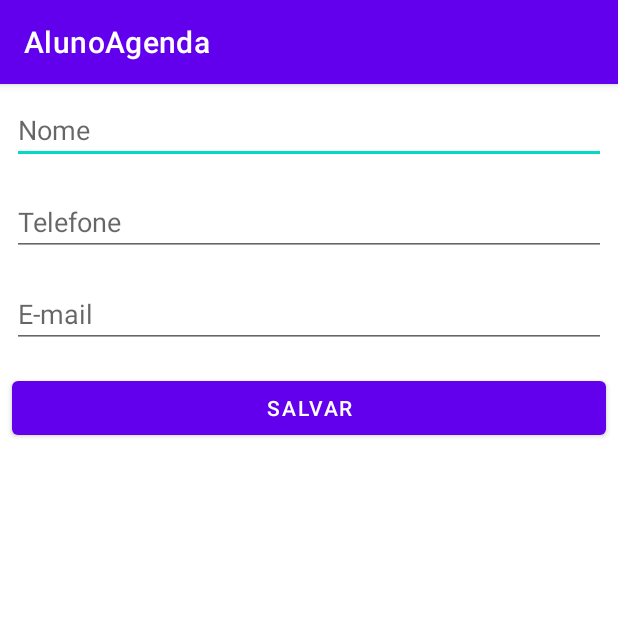
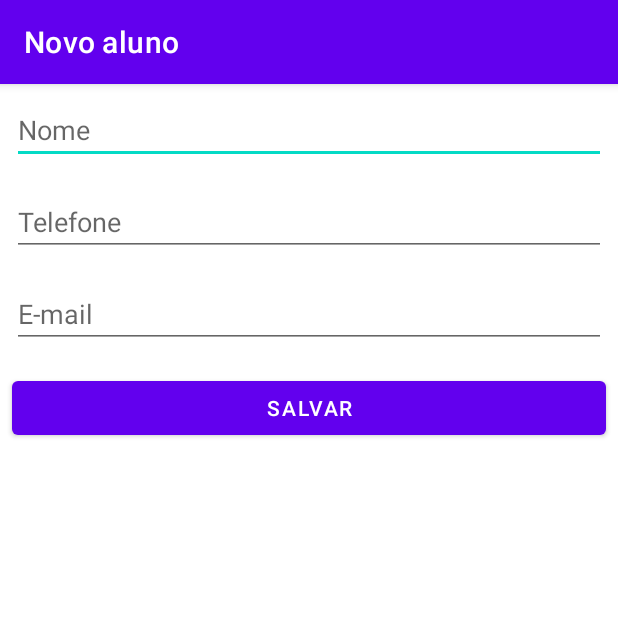
Before and after one commit to Robsonm95/AgendaAluno, an Android app: the screen it shows after launch (FormularioAlunoActivity), after a tap on an icon or button, on a phone screen of 412 x 824 dp, the top half of it. Run offline under Robolectric (Android 15) with nearby library versions, the phone set to English and light mode, and no system bars.

Commit message:
Refatoracao de codigo

```diff
--- a/app/src/main/java/com/robsonmm/alunoagenda/dao/AlunoDAO.java
+++ b/app/src/main/java/com/robsonmm/alunoagenda/dao/AlunoDAO.java
@@ -8,7 +8,8 @@ import java.util.List;
 public class AlunoDAO {
 
     private final static List<Aluno> alunos = new ArrayList<>();
-    public void salva(Aluno aluno) {
+
+    public void save(Aluno aluno) {
         alunos.add(aluno);
     }
 
--- a/app/src/main/java/com/robsonmm/alunoagenda/model/Aluno.java
+++ b/app/src/main/java/com/robsonmm/alunoagenda/model/Aluno.java
@@ -6,9 +6,9 @@ public class Aluno {
     private final String email;
 
     public Aluno(String nome, String telefone, String email) {
-        this.nome=nome;
-        this.telefone=telefone;
-        this.email=email;
+        this.nome = nome;
+        this.telefone = telefone;
+        this.email = email;
     }
 
     @Override
--- a/app/src/main/java/com/robsonmm/alunoagenda/ui/activity/FormularioAlunoActivity.java
+++ b/app/src/main/java/com/robsonmm/alunoagenda/ui/activity/FormularioAlunoActivity.java
@@ -1,12 +1,11 @@
 package com.robsonmm.alunoagenda.ui.activity;
 
-import androidx.appcompat.app.AppCompatActivity;
-
-import android.content.Intent;
 import android.os.Bundle;
 import android.view.View;
 import android.widget.Button;
 import android.widget.EditText;
+
+import androidx.appcompat.app.AppCompatActivity;
 
 import com.robsonmm.alunoagenda.R;
 import com.robsonmm.alunoagenda.dao.AlunoDAO;
@@ -14,31 +13,51 @@ import com.robsonmm.alunoagenda.model.Aluno;
 
 public class FormularioAlunoActivity extends AppCompatActivity {
 
+
+    public static final String TITULO_APPBAR = "Novo aluno";
+    private EditText campoNome;
+    private EditText campoTelefone;
+    private EditText campoEmail;
+    private AlunoDAO dao = new AlunoDAO();
+
     @Override
     protected void onCreate(Bundle savedInstanceState) {
         super.onCreate(savedInstanceState);
         setContentView(R.layout.activity_formulario_aluno);
+        setTitle(TITULO_APPBAR);
+        inicializacaoDoCampos();
+        configuraBotaoSalvar();
+    }
 
-        AlunoDAO dao = new AlunoDAO();
-
-        final EditText campoNome = findViewById(R.id.activity_formulario_aluno_nome);
-        final EditText campoTelefone = findViewById(R.id.activity_formulario_aluno_telefone);
-        final EditText campoEmail = findViewById(R.id.activity_formulario_aluno_email);
-
-
+    private void configuraBotaoSalvar() {
         Button botaoSalvar = findViewById(R.id.activity_formulario_aluno_botao_salvar);
         botaoSalvar.setOnClickListener(new View.OnClickListener() {
             @Override
             public void onClick(View v) {
-                String nome = campoNome.getText().toString();
-                String email = campoEmail.getText().toString();
-                String telefone = campoTelefone.getText().toString();
-
-                Aluno aluno = new Aluno(nome, telefone, email);
-                dao.salva(aluno);
-
-                finish();
+                Aluno aluno = criaAluno();
+                salva(aluno);
             }
         });
     }
+
+    private void inicializacaoDoCampos() {
+        campoNome = findViewById(R.id.activity_formulario_aluno_nome);
+        campoTelefone = findViewById(R.id.activity_formulario_aluno_telefone);
+        campoEmail = findViewById(R.id.activity_formulario_aluno_email);
+    }
+
+    private void salva(Aluno aluno) {
+        dao.save(aluno);
+        finish();
+    }
+
+
+    private Aluno criaAluno() {
+        String nome = campoNome.getText().toString();
+        String email = campoEmail.getText().toString();
+        String telefone = campoTelefone.getText().toString();
+
+        Aluno aluno = new Aluno(nome, telefone, email);
+        return aluno;
+    }
 }
--- a/app/src/main/java/com/robsonmm/alunoagenda/ui/activity/ListaAlunosActivity.java
+++ b/app/src/main/java/com/robsonmm/alunoagenda/ui/activity/ListaAlunosActivity.java
@@ -11,36 +11,44 @@ import androidx.appcompat.app.AppCompatActivity;
 import com.google.android.material.floatingactionbutton.FloatingActionButton;
 import com.robsonmm.alunoagenda.R;
 import com.robsonmm.alunoagenda.dao.AlunoDAO;
-import com.robsonmm.alunoagenda.model.Aluno;
-
-import java.util.ArrayList;
-import java.util.Arrays;
-import java.util.List;
 
 public class ListaAlunosActivity extends AppCompatActivity {
+
+    public static final String TITULO_APPBAR = "Lista de Alunos";
+    private final AlunoDAO dao = new AlunoDAO();
+
     @Override
     protected void onCreate(@Nullable Bundle savedInstanceState) {
         super.onCreate(savedInstanceState);
 
-        setTitle("Lista de Alunos");
+        setTitle(TITULO_APPBAR);
         setContentView(R.layout.activity_lista_alunos);
 
+        configurarFabNovoAluno();
+    }
 
+    private void configurarFabNovoAluno() {
         FloatingActionButton botaoNovoAluno = findViewById(R.id.activity_lista_alunos_fab_novo_aluno);
         botaoNovoAluno.setOnClickListener(new View.OnClickListener() {
             @Override
             public void onClick(View v) {
-                startActivity(new Intent(ListaAlunosActivity.this,
-                        FormularioAlunoActivity.class));
+                abreFormularioAlunoActivity();
             }
         });
+    }
+
+    private void abreFormularioAlunoActivity() {
+        startActivity(new Intent(this, FormularioAlunoActivity.class));
     }
 
     @Override
     protected void onResume() {
         super.onResume();
 
-        AlunoDAO dao = new AlunoDAO();
+        configurarLista();
+    }
+
+    private void configurarLista() {
         ListView listaDeAlunos = findViewById(R.id.activity_lista_de_alunos_listview);
         listaDeAlunos.setAdapter(new ArrayAdapter<>(
                 this,
```
